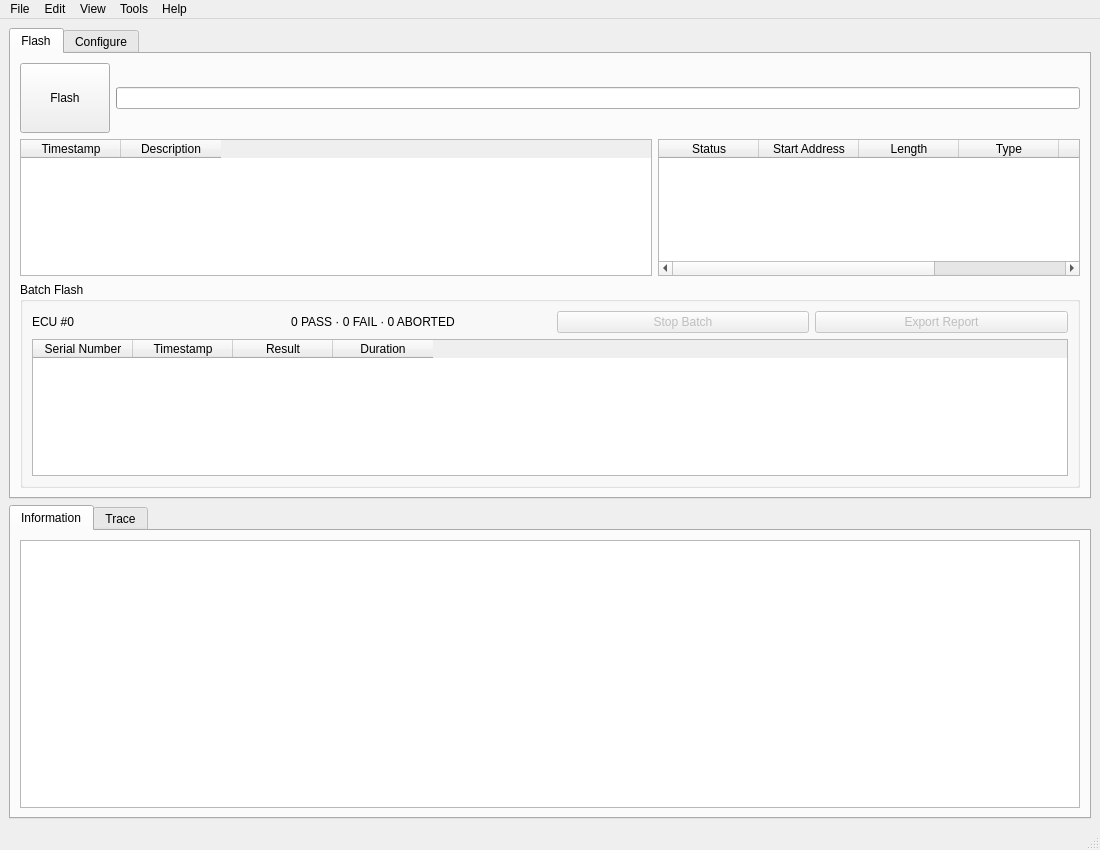
phuctm012/ECU-Flashing-Tool, file gui/main_window.ui: the form before one commit.
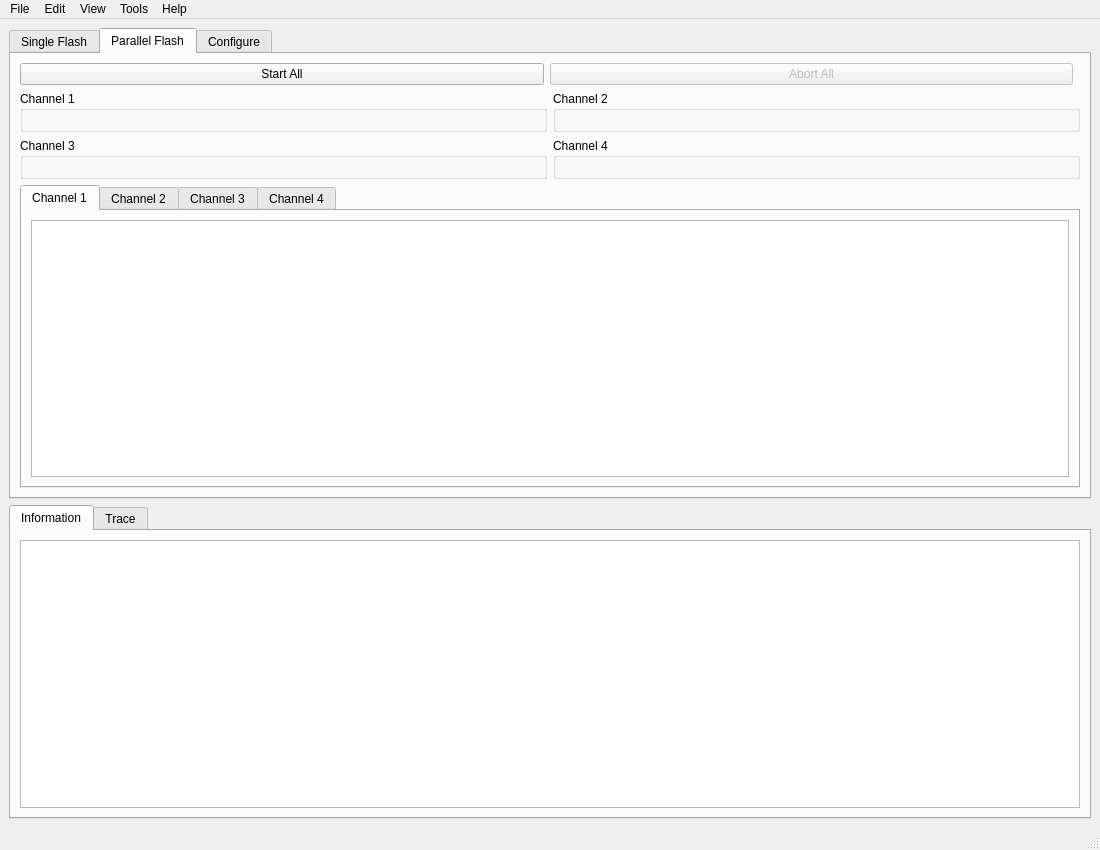
The form after the commit. The open tabs and pages were chosen to show the change.

Commit message: Rename Flash tab to Single Flash, add Parallel Flash tab skeleton

The edit to the form file:
```diff
--- a/gui/main_window.ui
+++ b/gui/main_window.ui
@@ -28,7 +28,7 @@
        </property>
        <widget class="QWidget" name="flashTab">
         <attribute name="title">
-         <string>Flash</string>
+         <string>Single Flash</string>
         </attribute>
         <layout class="QVBoxLayout" name="verticalLayout_flashTab" stretch="0,0,0">
           <item>
@@ -217,6 +217,137 @@
           </item>
          </layout>
        </widget>
+       <widget class="QWidget" name="parallelFlashTab">
+        <attribute name="title">
+         <string>Parallel Flash</string>
+        </attribute>
+        <layout class="QVBoxLayout" name="verticalLayout_parallelFlashTab">
+         <item>
+          <layout class="QHBoxLayout" name="horizontalLayout_parallelGlobalControls">
+           <item>
+            <widget class="QPushButton" name="buttonParallelStartAll">
+             <property name="text">
+              <string>Start All</string>
+             </property>
+            </widget>
+           </item>
+           <item>
+            <widget class="QPushButton" name="buttonParallelAbortAll">
+             <property name="enabled">
+              <bool>false</bool>
+             </property>
+             <property name="text">
+              <string>Abort All</string>
+             </property>
+            </widget>
+           </item>
+           <item>
+            <spacer name="horizontalSpacer_parallelGlobalControls">
+             <property name="orientation">
+              <enum>Qt::Orientation::Horizontal</enum>
+             </property>
+            </spacer>
+           </item>
+          </layout>
+         </item>
+         <item>
+          <layout class="QGridLayout" name="gridLayout_parallelChannels">
+           <item row="0" column="0">
+            <widget class="QGroupBox" name="groupBoxParallelChannel1">
+             <property name="title">
+              <string>Channel 1</string>
+             </property>
+             <layout class="QVBoxLayout" name="verticalLayout_parallelChannel1"/>
+            </widget>
+           </item>
+           <item row="0" column="1">
+            <widget class="QGroupBox" name="groupBoxParallelChannel2">
+             <property name="title">
+              <string>Channel 2</string>
+             </property>
+             <layout class="QVBoxLayout" name="verticalLayout_parallelChannel2"/>
+            </widget>
+           </item>
+           <item row="1" column="0">
+            <widget class="QGroupBox" name="groupBoxParallelChannel3">
+             <property name="title">
+              <string>Channel 3</string>
+             </property>
+             <layout class="QVBoxLayout" name="verticalLayout_parallelChannel3"/>
+            </widget>
+           </item>
+           <item row="1" column="1">
+            <widget class="QGroupBox" name="groupBoxParallelChannel4">
+             <property name="title">
+              <string>Channel 4</string>
+             </property>
+             <layout class="QVBoxLayout" name="verticalLayout_parallelChannel4"/>
+            </widget>
+           </item>
+          </layout>
+         </item>
+         <item>
+          <widget class="QTabWidget" name="tabWidgetParallelDetail">
+           <widget class="QWidget" name="tabParallelChannel1Log">
+            <attribute name="title">
+             <string>Channel 1</string>
+            </attribute>
+            <layout class="QVBoxLayout" name="verticalLayout_parallelChannel1Log">
+             <item>
+              <widget class="QTextEdit" name="textEditParallelChannel1Log">
+               <property name="readOnly">
+                <bool>true</bool>
+               </property>
+              </widget>
+             </item>
+            </layout>
+           </widget>
+           <widget class="QWidget" name="tabParallelChannel2Log">
+            <attribute name="title">
+             <string>Channel 2</string>
+            </attribute>
+            <layout class="QVBoxLayout" name="verticalLayout_parallelChannel2Log">
+             <item>
+              <widget class="QTextEdit" name="textEditParallelChannel2Log">
+               <property name="readOnly">
+                <bool>true</bool>
+               </property>
+              </widget>
+             </item>
+            </layout>
+           </widget>
+           <widget class="QWidget" name="tabParallelChannel3Log">
+            <attribute name="title">
+             <string>Channel 3</string>
+            </attribute>
+            <layout class="QVBoxLayout" name="verticalLayout_parallelChannel3Log">
+             <item>
+              <widget class="QTextEdit" name="textEditParallelChannel3Log">
+               <property name="readOnly">
+                <bool>true</bool>
+               </property>
+              </widget>
+             </item>
+            </layout>
+           </widget>
+           <widget class="QWidget" name="tabParallelChannel4Log">
+            <attribute name="title">
+             <string>Channel 4</string>
+            </attribute>
+            <layout class="QVBoxLayout" name="verticalLayout_parallelChannel4Log">
+             <item>
+              <widget class="QTextEdit" name="textEditParallelChannel4Log">
+               <property name="readOnly">
+                <bool>true</bool>
+               </property>
+              </widget>
+             </item>
+            </layout>
+           </widget>
+          </widget>
+         </item>
+        </layout>
+       </widget>
        <widget class="QWidget" name="configureTab">
         <attribute name="title">
          <string>Configure</string>
```
The commit also changes 3 other files.
